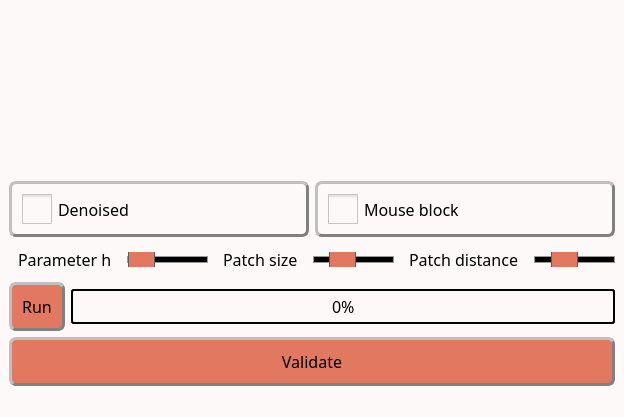
The window that inichord/NLMD.ui (Cyril-Langlois/iniCHORD) describes before a commit, drawn with Qt 5.
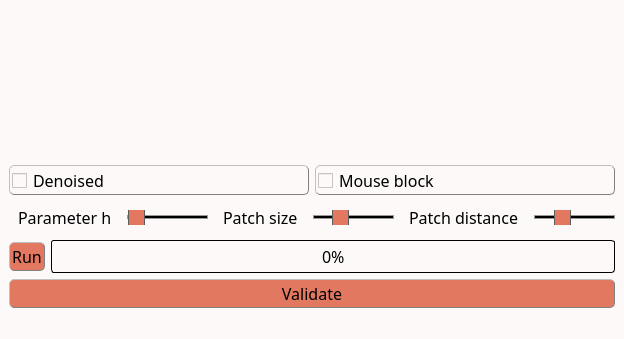
The same window after the commit. Icons and pictures are not drawn. Custom widgets are drawn as their Qt base class.

The edit to the form file:
```diff
--- a/inichord/NLMD.ui
+++ b/inichord/NLMD.ui
@@ -7,7 +7,7 @@
     <x>0</x>
     <y>0</y>
     <width>623</width>
-    <height>417</height>
+    <height>339</height>
    </rect>
   </property>
   <property name="windowTitle">
@@ -37,8 +37,8 @@
 
 /* style des bordures 2 */
 QPushButton, QPushButton:hover, QCheckBox, QComboBox, QSpinBox  {
-	border-radius: 7px;
-	border-width: 3px;
+	border-radius: 5px;
+	border-width: 1px;
 	border-color: gray;
 }
 
@@ -49,15 +49,15 @@
 QComboBox, QTextEdit, QSpinBox {font: 10pt &quot;Noto Sans Cond&quot;}
 
 /* Padding 1 */
-QLabel, QComboBox, QComboBox::down-arrow, QSpinBox, QSpinBox::down-arrow, QSpinBox::up-arrow {padding : 2px;}
+QLabel, QComboBox, QComboBox::down-arrow, QSpinBox, QSpinBox::down-arrow, QSpinBox::up-arrow {padding : 1px;}
 
 /* Padding 2 */
-QPushButton, QPushButton:hover, QCheckBox {padding : 10px;}
+QPushButton, QPushButton:hover, QCheckBox {padding : 2px;}
 
 /* Gestion taille des QCheckBoxes */
 QCheckBox::indicator:unchecked, QCheckBox::indicator:unchecked:hover, QCheckBox::indicator:checked, QCheckBox::indicator:checked:hover  {
-	width :30px;
-	height : 30px;
+	width :15px;
+	height : 15px;
 }
 
 QLabel {
@@ -79,19 +79,19 @@
 
 QComboBox::drop-down:button{
 	border-radius: 4px;
-	border-width: 3px;
-	width: 36px;
+	border-width: 1px;
+	width: 30px;
 }
 
 QComboBox::down-arrow {
-	image : url(icons/Arrow_down.png);
-    width: 26px;
-    height: 24px;
+	 image : url(icons/Arrow_down.png); 
+    width: 12px;
+    height: 12px;
 }
 
 Line{
 	format: plain;
-	midLine-Width : 5px;
+	midLine-Width : 1px;
 }
 
 QFrame[height=&quot;3&quot;], QFrame[width=&quot;3&quot;] {background-color: #3A3939;}
@@ -100,7 +100,7 @@
 	background-color: rgb(255, 255, 255);
 	border-style: solid;
 	border-radius: 5px;
-	border-width: 2px;
+	border-width: 1px;
 	border-color: black;
 }
 
@@ -115,45 +115,45 @@
 
 QProgressBar {
 	text-align: center;
-	border: 2px solid black;
+	border: 1px solid black;
 	border-radius: 3px;
  }
 
  QProgressBar::chunk {
 	background-color: rgb(243, 98, 64);
-	width: 20px;
+	width: 15px;
 	margin : 0.5px;
  }
 
 QSpinBox::drop-down:button, QSpinBox::drop-up:button {
 	border-radius: 2px;
-	border-width: 3px;
+	border-width: 1px;
 	width: 36px;
 }
 
 QSpinBox::down-arrow {
 	image : url(icons/Arrow_down.png);
-    width: 13px;
-    height: 12px;
+    width: 24px;
+    height: 22px;
 }
 
 QSpinBox::up-arrow {
 	image : url(icons/Arrow_up.png);
-    width: 26px;
-    height: 24px;
+    width: 24px;
+    height: 22px;
 }
 
 QSlider::groove:horizontal {
     border: 1px solid #999999;
-    height: 5px; /* the groove expands to the size of the slider by default. by giving it a height, it has a fixed size */
+    height: 2px; /* the groove expands to the size of the slider by default. by giving it a height, it has a fixed size */
     background-color: rgb(0, 0, 0);
-    margin: 2px 0;
+    margin: 1px 0;
 }
 
 QSlider::handle:horizontal {
     border: 1px solid #5c5c5c;
-    width: 25px;
-    height: 40px;
+    width: 15px;
+    height: 30px;
     margin: -10px 0; /* handle is placed by default on the contents rect of the groove. Expand outside the groove */
     border-radius: 3px;
 }</string>
@@ -461,7 +461,7 @@
          <widget class="QPushButton" name="Validate_button">
           <property name="minimumSize">
            <size>
-            <width>116</width>
+            <width>96</width>
             <height>0</height>
            </size>
           </property>
```
